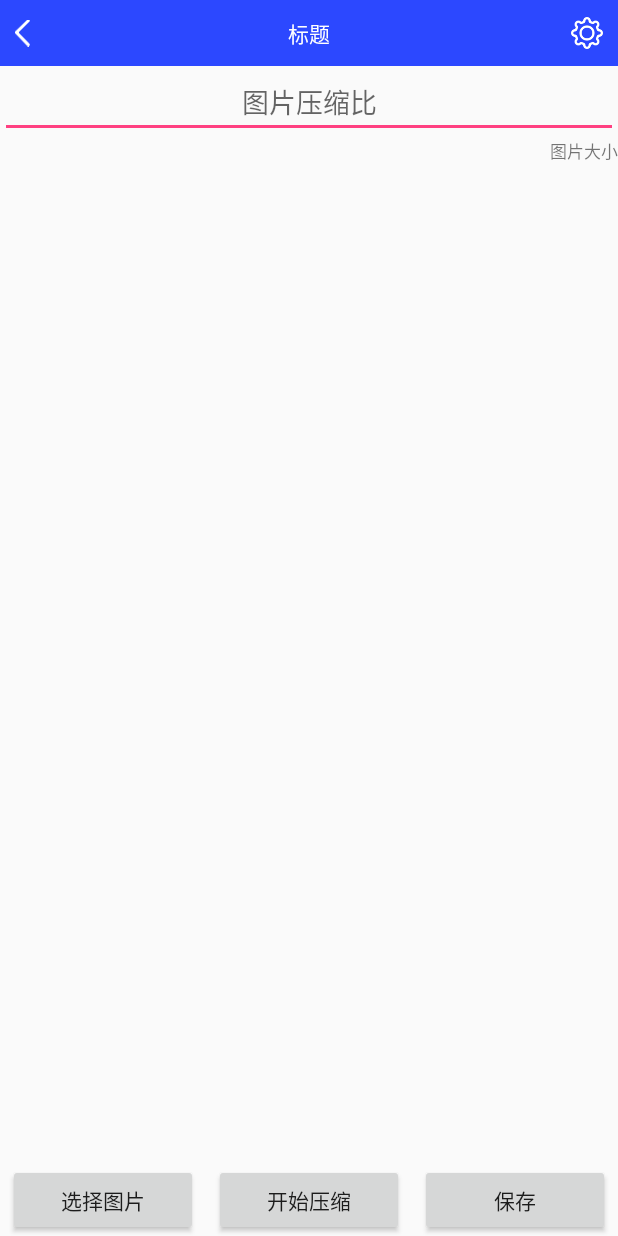
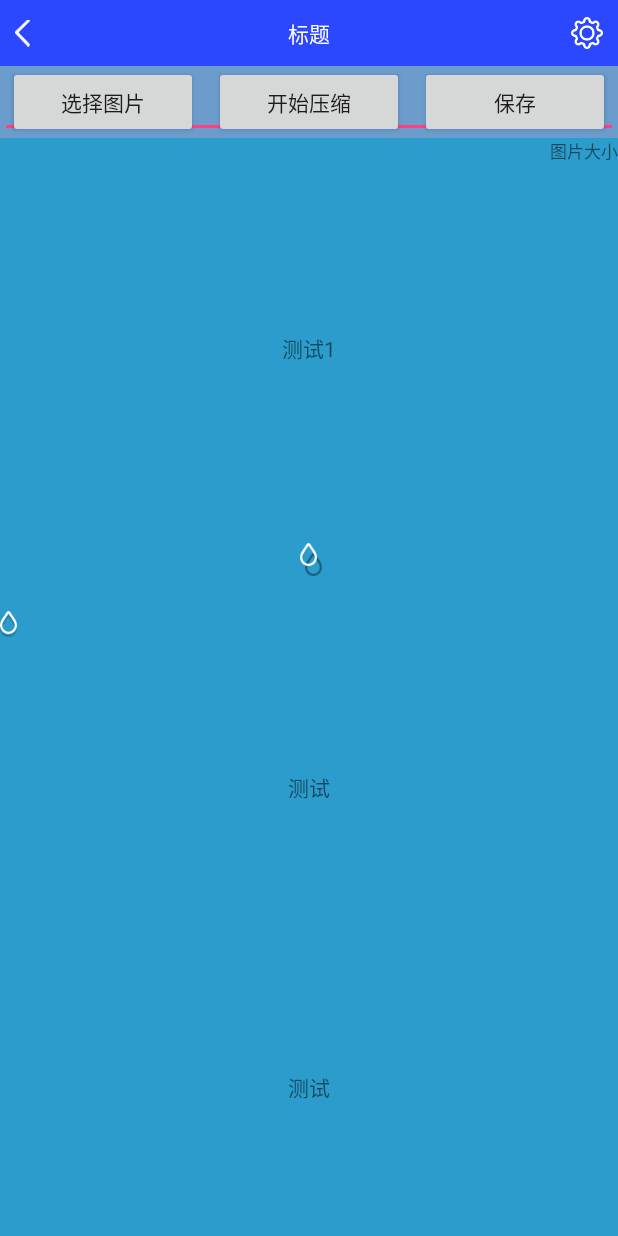
Before and after one commit to seahorseBra/CustemView, an Android app: the ImageHandleActivity screen opened directly, with no data from a screen before it, on a phone screen of 412 x 824 dp. Run offline under Robolectric (Android 15) with nearby library versions, the phone set to English and light mode, and no system bars; our stand-ins replace ButterKnife.

Commit message:
2016.8.15

```diff
--- a/app/src/main/java/com/example/administrator/custemview/ImageHandleActivity.java
+++ b/app/src/main/java/com/example/administrator/custemview/ImageHandleActivity.java
@@ -1,7 +1,19 @@
 package com.example.administrator.custemview;
 
+import android.graphics.Bitmap;
+import android.graphics.BitmapFactory;
+import android.graphics.BlurMaskFilter;
+import android.graphics.Canvas;
+import android.graphics.Color;
+import android.graphics.Matrix;
+import android.graphics.Paint;
+import android.graphics.PorterDuff;
+import android.graphics.PorterDuffXfermode;
+import android.graphics.drawable.ColorDrawable;
+import android.graphics.drawable.ShapeDrawable;
+import android.graphics.drawable.shapes.Shape;
 import android.os.Bundle;
-import android.support.v7.app.AppCompatActivity;
+import android.support.v4.media.MediaBrowserCompat;
 import android.widget.Button;
 import android.widget.EditText;
 import android.widget.ImageView;
@@ -9,6 +21,9 @@
 
 import butterknife.Bind;
 import butterknife.ButterKnife;
+import butterknife.OnClick;
+import view.ShadowImage;
+import view.ShadowImageView;
 
 /**
  * Created by zchao on 2016/3/30.
@@ -20,18 +35,48 @@
     @Bind(R.id.img_nores)
     TextView imgNores;
     @Bind(R.id.image)
-    ImageView image;
+    ShadowImageView image;
     @Bind(R.id.select_img)
     Button selectImg;
     @Bind(R.id.start_compress)
     Button startCompress;
     @Bind(R.id.save_img)
     Button saveImg;
+    @Bind(R.id.image_s)
+    ShadowImage image_s;
+    @Bind(R.id.image_ss)
+    ImageView image_ss;
+    private Bitmap bitmap;
+    private Bitmap bitmap1;
 
     @Override
     protected void onCreate(Bundle savedInstanceState) {
         super.onCreate(savedInstanceState);
         setContentView(R.layout.image_handle_activity);
         ButterKnife.bind(this);
+
+        translateImage();
+    }
+
+    private void translateImage() {
+        bitmap1 = BitmapFactory.decodeResource(getResources(), R.drawable.sd_icon);
+        bitmap = Bitmap.createBitmap(bitmap1.getWidth(), bitmap1.getHeight(), Bitmap.Config.ARGB_8888);
+        Canvas canvas = new Canvas(bitmap);
+
+        ColorDrawable colorDrawable = new ColorDrawable(Color.BLACK);
+        colorDrawable.setBounds(0,0,bitmap1.getWidth(), bitmap1.getHeight());
+        colorDrawable.draw(canvas);
+
+        Paint paint = new Paint();
+        paint.setMaskFilter(new BlurMaskFilter(5, BlurMaskFilter.Blur.OUTER));
+        paint.setXfermode(new PorterDuffXfermode(PorterDuff.Mode.DST_IN));
+        canvas.drawBitmap(bitmap1, 0,0,paint);
+    }
+
+    @OnClick(R.id.save_img)
+    public void setimage() {
+        if (bitmap != null) {
+            image_ss.setImageBitmap(bitmap);
+        }
     }
 }
--- a/app/src/main/java/com/example/administrator/custemview/SQLTestActivity.java
+++ b/app/src/main/java/com/example/administrator/custemview/SQLTestActivity.java
@@ -1,5 +1,7 @@
 package com.example.administrator.custemview;
 
+import android.content.ContentValues;
+import android.database.sqlite.SQLiteDatabase;
 import android.os.Bundle;
 import android.support.v7.app.AppCompatActivity;
 import android.widget.Button;
@@ -13,6 +15,7 @@ import butterknife.ButterKnife;
 import butterknife.OnClick;
 import javaBean.FlowInfo;
 import utils.FlowDBManager;
+import utils.SQLHelper;
 
 public class SQLTestActivity extends AppCompatActivity {
 
@@ -43,6 +46,7 @@ public class SQLTestActivity extends AppCompatActivity {
         setContentView(R.layout.activity_sqltest);
         ButterKnife.bind(this);
         dbManager = new FlowDBManager(this);
+
     }
 
     @OnClick(R.id.insert)
@@ -50,7 +54,7 @@ public class SQLTestActivity extends AppCompatActivity {
         dbManager.insert(key.getText().toString(),
                 Integer.parseInt(seq.getText().toString().isEmpty()?"1":seq.getText().toString()),
                 Integer.parseInt(page.getText().toString().isEmpty()?"1":page.getText().toString()),
-                System.currentTimeMillis(),
+                System.currentTimeMillis()/1000,
                 100,
                 contentT.getText().toString());
     }
--- /dev/null
+++ b/app/src/main/java/view/ShadowImage.java
@@ -0,0 +1,71 @@
+package view;
+
+import android.content.Context;
+import android.content.res.TypedArray;
+import android.graphics.drawable.Drawable;
+import android.util.AttributeSet;
+import android.view.LayoutInflater;
+import android.view.View;
+import android.widget.FrameLayout;
+import android.widget.ImageView;
+
+import com.example.administrator.custemview.R;
+
+
+/**
+ * Created by zchao on 2016/8/10.
+ */
+public class ShadowImage extends FrameLayout {
+
+    private Context context;
+    private View mRoot;
+    private ImageView mImage;
+    private ImageView mShadow;
+    private int shadowDx, shadowDy;
+    private int shadowColor;
+    private int resourceId;
+
+    public ShadowImage(Context context) {
+        this(context, null);
+    }
+
+    public ShadowImage(Context context, AttributeSet attrs) {
+        this(context, attrs, 0);
+    }
+
+    public ShadowImage(Context context, AttributeSet attrs, int defStyleAttr) {
+        super(context, attrs, defStyleAttr);
+        this.context = context;
+        LayoutInflater.from(context).inflate(R.layout.shadow_image, this);
+        initeAttr(attrs);
+        iniView();
+    }
+
+    private void initeAttr(AttributeSet attrs) {
+        TypedArray typedArray = context.obtainStyledAttributes(attrs, R.styleable.ShadowImage);
+        shadowDx = typedArray.getInteger(R.styleable.ShadowImage_shadowDX, 0);
+        shadowDy = typedArray.getInteger(R.styleable.ShadowImage_shadowDY, 5);
+        shadowColor = typedArray.getColor(R.styleable.ShadowImage_shadowTint, 0x1f000000);
+        resourceId = typedArray.getResourceId(R.styleable.ShadowImage_res, 0);
+    }
+
+    private void iniView() {
+        mRoot = findViewById(R.id.root);
+        mImage = (ImageView) findViewById(R.id.icon_view);
+        mShadow = (ImageView) findViewById(R.id.icon_shadow);
+
+
+        if (resourceId != 0) {
+            mShadow.setImageResource(resourceId);
+            mImage.setImageResource(resourceId);
+        }
+    }
+
+    public void setImageResource(int resID) {
+        if (resID != 0) {
+            resourceId = resID;
+            mImage.setImageResource(resID);
+            mShadow.setImageResource(resID);
+        }
+    }
+}
--- /dev/null
+++ b/app/src/main/java/view/ShadowImageView.java
@@ -0,0 +1,87 @@
+package view;
+
+import android.content.Context;
+import android.content.res.TypedArray;
+import android.graphics.Bitmap;
+import android.graphics.BlurMaskFilter;
+import android.graphics.Canvas;
+import android.graphics.Color;
+import android.graphics.Paint;
+import android.graphics.PorterDuff;
+import android.graphics.PorterDuffXfermode;
+import android.graphics.drawable.BitmapDrawable;
+import android.graphics.drawable.Drawable;
+import android.util.AttributeSet;
+import android.widget.ImageView;
+
+import com.example.administrator.custemview.R;
+
+/**
+ * Created by zchao on 2016/8/9.
+ */
+public class ShadowImageView extends ImageView {
+    private Drawable shadowDrawable = null;
+    private Paint mShadowPaint = null;
+    private Context context;
+    private float shadowDx, shadowDy; //阴影的偏离方向
+    private int shadowColor;           //阴影颜色
+    private Paint paint;
+    private Bitmap bitmap;
+
+    public ShadowImageView(Context context) {
+        this(context, null);
+    }
+
+    public ShadowImageView(Context context, AttributeSet attrs) {
+        this(context, attrs, 0);
+    }
+
+    public ShadowImageView(Context context, AttributeSet attrs, int defStyleAttr) {
+        super(context, attrs, defStyleAttr);
+        this.context = context;
+        initeAttr(attrs);
+        initShadow();
+    }
+
+    private void initeAttr(AttributeSet attrs) {
+        TypedArray typedArray = context.obtainStyledAttributes(attrs, R.styleable.ShadowImageView);
+        shadowDx = typedArray.getFloat(R.styleable.ShadowImageView_shadowDx, 0);
+        shadowDy = typedArray.getFloat(R.styleable.ShadowImageView_shadowDy, 0);
+        shadowColor = typedArray.getColor(R.styleable.ShadowImageView_shadowColor, Color.BLACK);
+    }
+
+
+
+
+    private void initShadow() {
+        mShadowPaint = new Paint(Paint.ANTI_ALIAS_FLAG);
+
+        paint = new Paint();
+    }
+
+    @Override
+    protected void onDraw(Canvas canvas) {
+        int sl = canvas.saveLayer(0,0,getWidth(), getHeight(),null, Canvas.ALL_SAVE_FLAG);
+        shadowDrawable = getDrawable();
+
+        if (shadowDrawable != null) {
+            canvas.drawColor(shadowColor);
+            mShadowPaint.setXfermode(new PorterDuffXfermode(PorterDuff.Mode.DST_IN));
+            createShadow(shadowDrawable);
+            if (bitmap != null) {
+                canvas.drawBitmap(bitmap, 0, 0, mShadowPaint);
+            }
+        }
+        canvas.restoreToCount(sl);
+        super.onDraw(canvas);
+    }
+
+    private void createShadow(Drawable shadowDrawable) {
+        Bitmap b = ((BitmapDrawable)shadowDrawable).getBitmap();
+        if (bitmap == null || bitmap.isRecycled()) {
+            bitmap = Bitmap.createBitmap(getWidth(), getHeight(), Bitmap.Config.ARGB_8888);
+            Canvas canvas1 = new Canvas(bitmap);
+            canvas1.drawBitmap(b, (getWidth()-b.getWidth())/2+shadowDx, (getHeight()-b.getHeight())/2+shadowDy,new Paint());
+        }
+    }
+}
--- a/app/src/main/java/view/ShadowScrollView.java
+++ b/app/src/main/java/view/ShadowScrollView.java
@@ -2,27 +2,23 @@ package view;
 
 import android.content.Context;
 import android.graphics.Bitmap;
-import android.graphics.BitmapFactory;
 import android.graphics.Canvas;
+import android.graphics.Color;
 import android.graphics.Paint;
 import android.graphics.PorterDuff;
 import android.graphics.PorterDuffXfermode;
-import android.graphics.drawable.BitmapDrawable;
+import android.graphics.drawable.GradientDrawable;
 import android.util.AttributeSet;
+import android.util.TypedValue;
 import android.widget.ScrollView;
 
-import com.example.administrator.custemview.R;
-
 /**
- * Created by mavin on 2016/6/15.
+ * Created by zchao on 2016/6/15.
  */
 public class ShadowScrollView extends ScrollView {
-
+    private OnScrollTobottomListener onScrollTobottomListener;
+    private Paint paint;
     private Bitmap bitmap;
-    private Paint paint;
-    private PorterDuffXfermode porterDuffXfermode;
-    private int totleWidth;
-    private int totleHeight;
 
     public ShadowScrollView(Context context) {
         this(context, null);
@@ -34,32 +30,56 @@ public class ShadowScrollView extends ScrollView {
 
     public ShadowScrollView(Context context, AttributeSet attrs, int defStyleAttr) {
         super(context, attrs, defStyleAttr);
-        bitmap = BitmapFactory.decodeResource(getResources(), R.drawable.shadow);
-        paint = new Paint(Paint.ANTI_ALIAS_FLAG);
-        porterDuffXfermode = new PorterDuffXfermode(PorterDuff.Mode.ADD);
+
+    }
+
+    public void setOnScrollTobottomListener(OnScrollTobottomListener onScrollTobottomListener) {
+        this.onScrollTobottomListener = onScrollTobottomListener;
 
     }
 
     @Override
-    protected void onSizeChanged(int w, int h, int oldw, int oldh) {
-        super.onSizeChanged(w, h, oldw, oldh);
-        totleWidth = w;
-        totleHeight = h;
-    }
-
-    @Override
-    protected void onMeasure(int widthMeasureSpec, int heightMeasureSpec) {
-        super.onMeasure(widthMeasureSpec, heightMeasureSpec);
-        totleWidth = MeasureSpec.getSize(widthMeasureSpec);
+    protected void onScrollChanged(int l, int t, int oldl, int oldt) {
+        if(t + getHeight() >=  computeVerticalScrollRange()){
+            //ScrollView滑动到底部了
+            if (onScrollTobottomListener != null) {
+                onScrollTobottomListener.onScrollToBottom(true);
+            }
+        }
     }
 
     @Override
     protected void dispatchDraw(Canvas canvas) {
+        if (paint == null) {
+            paint = new Paint(Paint.ANTI_ALIAS_FLAG);
+            paint.setXfermode(new PorterDuffXfermode(PorterDuff.Mode.DST_OUT));
+        }
+        canvas.saveLayer(0, getScrollY(), getWidth(), getScrollY() + getHeight(), null, Canvas.ALL_SAVE_FLAG);
         super.dispatchDraw(canvas);
+        createMaskBitmap();
+        if (bitmap != null && !bitmap.isRecycled()) {
+            canvas.drawBitmap(bitmap, 0, getScrollY(), paint);
+        }
+        canvas.restore();
 
-        Bitmap scaledBitmap = Bitmap.createScaledBitmap(bitmap, totleWidth, 100, false);
-        bitmap = scaledBitmap;
-        paint.setXfermode(porterDuffXfermode);
-        canvas.drawBitmap(scaledBitmap, 0, getScrollY(), paint);
+
+    }
+
+    private void createMaskBitmap() {
+        if (bitmap == null || bitmap.isRecycled()) {
+            try {
+                bitmap = Bitmap.createBitmap(getWidth(), getHeight(), Bitmap.Config.ARGB_8888);
+                Canvas canvas = new Canvas(bitmap);
+                GradientDrawable gd = new GradientDrawable(GradientDrawable.Orientation.TOP_BOTTOM, new int[]{Color.WHITE, Color.TRANSPARENT});
+                gd.setBounds(0, 0, getWidth(), Math.round(TypedValue.applyDimension(TypedValue.COMPLEX_UNIT_DIP, 20, getResources().getDisplayMetrics())));
+                gd.draw(canvas);
+            } catch (Throwable e) {
+
+            }
+        }
+    }
+
+    public interface OnScrollTobottomListener {
+        public void onScrollToBottom(boolean scrollToBottom);
     }
 }
--- a/app/src/main/res/layout/image_handle_activity.xml
+++ b/app/src/main/res/layout/image_handle_activity.xml
@@ -1,6 +1,8 @@
 <?xml version="1.0" encoding="utf-8"?>
-<LinearLayout xmlns:android="http://schemas.android.com/apk/res/android"
+<RelativeLayout xmlns:android="http://schemas.android.com/apk/res/android"
+    xmlns:app="http://schemas.android.com/apk/res-auto"
     android:layout_width="match_parent"
+    android:background="#6B9CCC"
     android:layout_height="match_parent"
     android:orientation="vertical">
 
@@ -13,24 +15,72 @@
 
     <RelativeLayout
         android:layout_width="match_parent"
-        android:layout_height="0dp"
+        android:layout_height="wrap_content"
         android:layout_below="@id/account"
-        android:layout_weight="1">
+        android:background="#2B9CCC">
 
         <TextView
             android:id="@+id/img_nores"
             android:layout_width="match_parent"
             android:layout_height="wrap_content"
             android:clickable="true"
-            android:textSize="11sp"
+            android:text="图片大小"
             android:textAlignment="textEnd"
-            android:text="图片大小" />
+            android:textSize="11sp" />
 
-        <ImageView
-            android:id="@+id/image"
+        <view.ShadowScrollView
+            android:layout_marginTop="40dp"
             android:layout_width="match_parent"
-            android:layout_height="match_parent"
-            android:clickable="true" />
+            android:layout_height="match_parent">
+
+            <LinearLayout
+                android:layout_width="match_parent"
+                android:layout_height="wrap_content"
+                android:orientation="vertical">
+
+                <ImageView
+                    android:id="@+id/image_ss"
+                    android:text="测试1"
+                    android:background="#2b9fff"
+                    android:gravity="center"
+                    android:layout_width="match_parent"
+                    android:layout_height="wrap_content" />
+
+
+
+                <TextView
+                    android:text="测试1"
+                    android:gravity="center"
+                    android:layout_width="match_parent"
+                    android:layout_height="200dp" />
+                <view.ShadowImageView
+                    android:id="@+id/image"
+                    android:layout_width="wrap_content"
+                    android:layout_height="wrap_content"
+                    android:layout_gravity="center"
+                    android:padding="30dp"
+                    android:src="@drawable/sd_icon"
+                    app:shadowColor="#5f000000"
+                    app:shadowDx="5"
+                    app:shadowDy="10" />
+                <view.ShadowImage
+                    android:id="@+id/image_s"
+                    app:res="@drawable/sd_icon"
+                    android:layout_width="wrap_content"
+                    android:layout_height="wrap_content"/>
+                <TextView
+                    android:text="测试"
+                    android:gravity="center"
+                    android:layout_width="match_parent"
+                    android:layout_height="200dp" />
+                <TextView
+                    android:text="测试"
+                    android:gravity="center"
+                    android:layout_width="match_parent"
+                    android:layout_height="200dp" />
+
+            </LinearLayout>
+        </view.ShadowScrollView>
     </RelativeLayout>
 
     <LinearLayout
@@ -42,33 +92,33 @@
             android:id="@+id/select_img"
             android:layout_width="0dp"
             android:layout_height="48dp"
-            android:text="选择图片"
             android:layout_marginBottom="2dp"
             android:layout_marginLeft="5dp"
             android:layout_marginRight="5dp"
             android:layout_marginTop="2dp"
-            android:layout_weight="1" />
+            android:layout_weight="1"
+            android:text="选择图片" />
 
         <Button
             android:id="@+id/start_compress"
             android:layout_width="0dp"
             android:layout_height="48dp"
-            android:text="开始压缩"
             android:layout_marginBottom="2dp"
             android:layout_marginLeft="5dp"
             android:layout_marginRight="5dp"
             android:layout_marginTop="2dp"
-            android:layout_weight="1" />
+            android:layout_weight="1"
+            android:text="开始压缩" />
 
         <Button
             android:id="@+id/save_img"
             android:layout_width="0dp"
             android:layout_height="48dp"
-            android:text="保存"
             android:layout_marginBottom="2dp"
             android:layout_marginLeft="5dp"
             android:layout_marginRight="5dp"
             android:layout_marginTop="2dp"
-            android:layout_weight="1" />
+            android:layout_weight="1"
+            android:text="保存" />
     </LinearLayout>
-</LinearLayout>
+</RelativeLayout>
--- /dev/null
+++ b/app/src/main/res/layout/shadow_image.xml
@@ -0,0 +1,22 @@
+<?xml version="1.0" encoding="utf-8"?>
+<FrameLayout xmlns:android="http://schemas.android.com/apk/res/android"
+    xmlns:tools="http://schemas.android.com/tools"
+    android:orientation="vertical"
+    android:layout_width="wrap_content"
+    android:id="@+id/root"
+    android:layout_gravity="center"
+    android:layout_height="wrap_content">
+        <ImageView
+            android:id="@+id/icon_shadow"
+            android:layout_width="wrap_content"
+            android:tint="#000000"
+            android:alpha="0.2"
+            android:paddingTop="2dp"
+            tools:src="@drawable/sd_icon"
+            android:layout_height="wrap_content" />
+        <ImageView
+            android:id="@+id/icon_view"
+            tools:src="@drawable/sd_icon"
+            android:layout_width="wrap_content"
+            android:layout_height="wrap_content" />
+</FrameLayout>
```
Also changed, not shown: app/src/main/AndroidManifest.xml (+7 -1 lines), app/src/main/java/com/example/administrator/custemview/BluetoothActivity.java (added, +79 -0 lines), app/src/main/java/com/example/administrator/custemview/JNIActivity.java (added, +56 -0 lines), app/src/main/java/com/example/administrator/custemview/MainActivity.java (+9 -1 lines), app/src/main/java/utils/FlowDBManager.java (+4 -3 lines), app/src/main/java/utils/JNIClient.java (added, +8 -0 lines), app/src/main/java/utils/SQLHelper.java (+5 -5 lines), app/src/main/res/layout/activity_bluetooth.xml (added, +71 -0 lines), app/src/main/res/layout/activity_jni.xml (added, +33 -0 lines), app/src/main/res/layout/activity_main.xml (+14 -0 lines), app/src/main/res/values/attrs.xml (+13 -0 lines), app/src/main/res/drawable-xhdpi/sd_icon.png (added).
